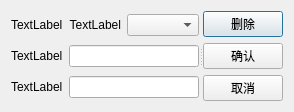
Above: ui/edititemwidget.ui from Harry-Chen/OOP-Cash before the change. Below: the same form after it.
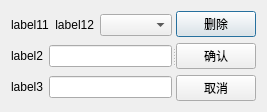
That is the form after the change.

Patch:
```diff
--- a/ui/edititemwidget.ui
+++ b/ui/edititemwidget.ui
@@ -29,14 +29,14 @@
          <item>
           <widget class="QLabel" name="label11">
            <property name="text">
-            <string>TextLabel</string>
+            <string>label11</string>
            </property>
           </widget>
          </item>
          <item>
           <widget class="QLabel" name="label12">
            <property name="text">
-            <string>TextLabel</string>
+            <string>label12</string>
            </property>
            <property name="alignment">
             <set>Qt::AlignRight|Qt::AlignTrailing|Qt::AlignVCenter</set>
@@ -53,7 +53,7 @@
          <item>
           <widget class="QLabel" name="label2">
            <property name="text">
-            <string>TextLabel</string>
+            <string>label2</string>
            </property>
           </widget>
          </item>
@@ -67,7 +67,7 @@
          <item>
           <widget class="QLabel" name="label3">
            <property name="text">
-            <string>TextLabel</string>
+            <string>label3</string>
            </property>
           </widget>
          </item>
```
